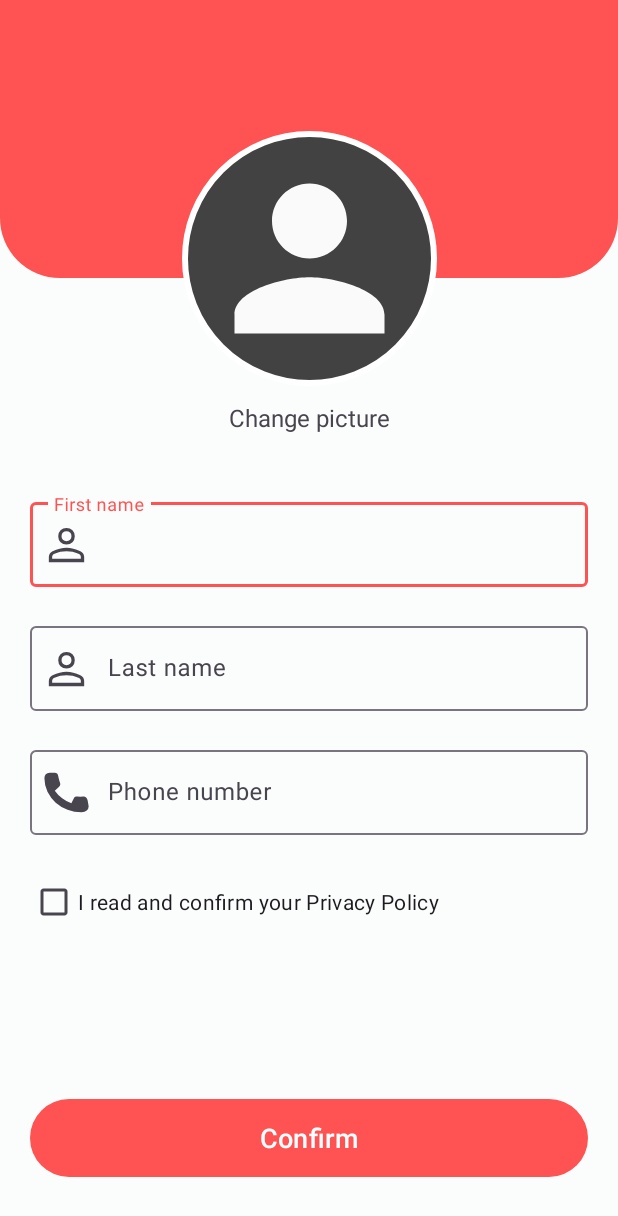
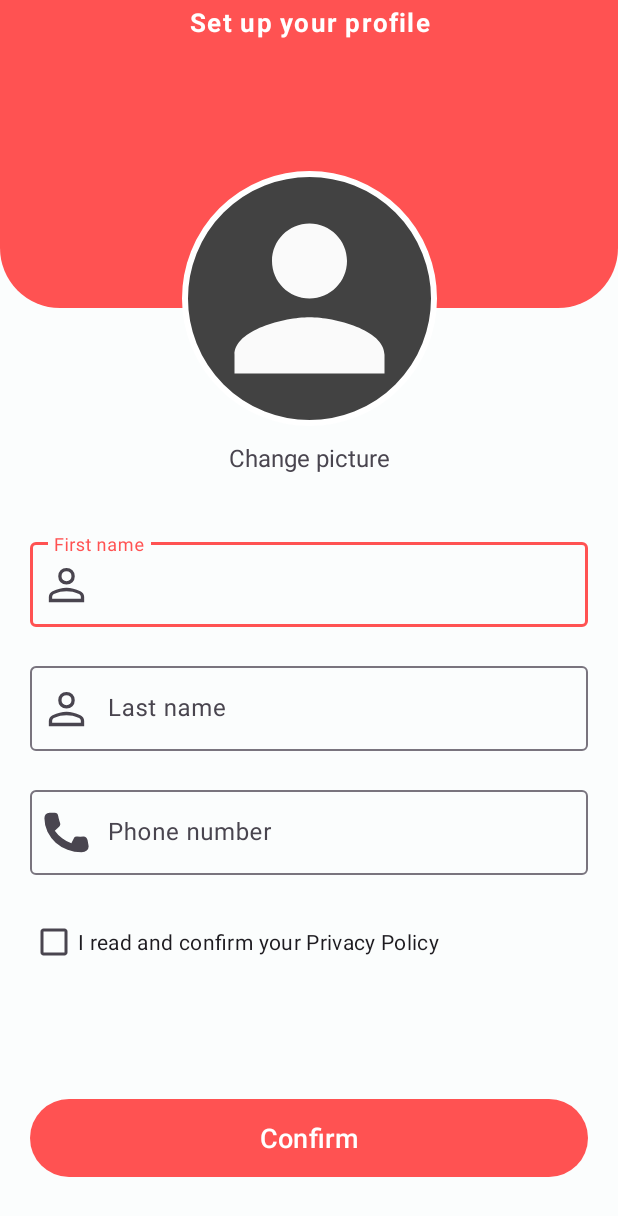
Before and after one commit to yaroslavlebid/MyHome, an Android app: the fragment EditProfileFragment shown on its own in the app's theme, on a phone screen of 412 x 824 dp. Shown: the top 1216 px of the screen. Run offline under Robolectric (Android 15) with nearby library versions, the phone set to English and light mode, and no system bars; our stand-ins replace Firebase (no records; nobody signed in at launch, a user with empty details on screens opened directly), Timber.

Commit message:
implemented login nav graph

```diff
--- a/app/build.gradle
+++ b/app/build.gradle
@@ -3,6 +3,7 @@ plugins {
     id 'kotlin-android'
     id 'com.google.gms.google-services'
     id 'com.google.android.libraries.mapsplatform.secrets-gradle-plugin'
+    id 'androidx.navigation.safeargs.kotlin'
 }
 
 android {
@@ -82,7 +83,7 @@ dependencies {
     // Search View
     implementation 'io.github.lapism:search:1.2.1'
 
-    // Kotlin
+    // Navigation
     implementation "androidx.navigation:navigation-fragment-ktx:$nav_version"
     implementation "androidx.navigation:navigation-ui-ktx:$nav_version"
 
--- a/app/src/main/java/yaroslavlebid/apps/myhome/ui/home/HomeActivity.kt
+++ b/app/src/main/java/yaroslavlebid/apps/myhome/ui/home/HomeActivity.kt
@@ -5,13 +5,8 @@ import android.content.Intent
 import android.os.Bundle
 import androidx.appcompat.app.AppCompatActivity
 import androidx.core.content.ContextCompat.startActivity
-import com.google.firebase.auth.FirebaseAuth
-import yaroslavlebid.apps.myhome.R
 import yaroslavlebid.apps.myhome.databinding.ActivityHomeBinding
 import yaroslavlebid.apps.myhome.ui.apartments.ApartmentListFragment
-import yaroslavlebid.apps.myhome.ui.login.LoginActivity
-import yaroslavlebid.apps.myhome.ui.login.sign_in.SignInFragment
-import yaroslavlebid.apps.myhome.ui.profile.ProfileSetupFragment
 
 class HomeActivity : AppCompatActivity() {
 
--- a/app/src/main/java/yaroslavlebid/apps/myhome/ui/profile/ProfileSetupFragment.kt
+++ b/app/src/main/java/yaroslavlebid/apps/myhome/ui/profile/EditProfileFragment.kt
@@ -1,32 +1,22 @@
 package yaroslavlebid.apps.myhome.ui.profile
 
-import android.net.Uri
 import android.os.Bundle
 import android.view.View
-import android.widget.Toast
-import androidx.annotation.IdRes
 import androidx.fragment.app.Fragment
-import androidx.fragment.app.FragmentManager
-import com.yanzhenjie.album.Album
 import org.koin.androidx.viewmodel.ext.android.viewModel
-import timber.log.Timber
 import yaroslavlebid.apps.myhome.R
-import yaroslavlebid.apps.myhome.databinding.FragmentProfileSetupBinding
-import yaroslavlebid.apps.myhome.ui.home.HomeActivity
-import java.io.File
-
-import yaroslavlebid.apps.myhome.utils.*
+import yaroslavlebid.apps.myhome.databinding.FragmentEditProfileBinding
 
 
-class ProfileSetupFragment : Fragment(R.layout.fragment_profile_setup) {
+class EditProfileFragment : Fragment(R.layout.fragment_edit_profile) {
 
     private val profileViewModel: ProfileViewModel by viewModel()
 
-    private lateinit var binding: FragmentProfileSetupBinding
+    private lateinit var binding: FragmentEditProfileBinding
 
     override fun onViewCreated(view: View, savedInstanceState: Bundle?) {
         super.onViewCreated(view, savedInstanceState)
-        binding = FragmentProfileSetupBinding.bind(view)
+        binding = FragmentEditProfileBinding.bind(view)
 
         /*initListenters(binding)
         initObservers(binding)*/
@@ -115,12 +105,4 @@ class ProfileSetupFragment : Fragment(R.layout.fragment_profile_setup) {
             .start()
     }
 */
-    companion object {
-        fun show(fragmentManager: FragmentManager, @IdRes container: Int) {
-           fragmentManager.beginTransaction()
-                .add(container, ProfileSetupFragment())
-                .addToBackStack(null)
-                .commit()
-        }
-    }
 }
--- a/app/src/main/res/layout/activity_login.xml
+++ b/app/src/main/res/layout/activity_login.xml
@@ -6,15 +6,17 @@
     android:layout_height="match_parent"
     tools:context=".ui.login.LoginActivity">
 
-    <FrameLayout
+    <androidx.fragment.app.FragmentContainerView
         android:id="@+id/fragmentContainer"
         android:layout_width="match_parent"
         android:layout_height="match_parent"
+        android:name="androidx.navigation.fragment.NavHostFragment"
+        app:navGraph="@navigation/nav_graph_login"
         app:layout_constraintBottom_toBottomOf="parent"
         app:layout_constraintEnd_toEndOf="parent"
         app:layout_constraintStart_toStartOf="parent"
         app:layout_constraintTop_toTopOf="parent">
-    </FrameLayout>
+    </androidx.fragment.app.FragmentContainerView>
 
 
 </androidx.constraintlayout.widget.ConstraintLayout>
--- a/app/src/main/res/layout/activity_profile.xml
+++ b/app/src/main/res/layout/activity_profile.xml
@@ -19,6 +19,7 @@
         </FrameLayout>
 
         <com.google.android.material.textview.MaterialTextView
+            android:id="@+id/title_text"
             android:layout_width="wrap_content"
             android:layout_height="wrap_content"
             android:text="Set up your profile"
--- a/app/src/main/res/layout/profile_header.xml
+++ b/app/src/main/res/layout/profile_header.xml
@@ -4,14 +4,25 @@
     android:layout_width="match_parent"
     android:layout_height="wrap_content">
 
+    <com.google.android.material.textview.MaterialTextView
+        android:id="@+id/title_text"
+        android:layout_width="match_parent"
+        android:layout_height="30dp"
+        android:gravity="center"
+        style="@style/Theme.MyHome.MyProfileTitle"
+        android:text="Set up your profile"
+        app:layout_constraintEnd_toEndOf="parent"
+        app:layout_constraintStart_toStartOf="parent"
+        app:layout_constraintTop_toTopOf="parent" />
+
     <View
         android:id="@+id/view"
         android:layout_width="match_parent"
-        android:layout_height="185dp"
+        android:layout_height="175dp"
         android:background="@drawable/profile_header_background"
         app:layout_constraintEnd_toEndOf="parent"
         app:layout_constraintStart_toStartOf="parent"
-        app:layout_constraintTop_toTopOf="parent"></View>
+        app:layout_constraintTop_toBottomOf="@id/title_text"/>
 
     <RelativeLayout
         android:id="@+id/profile_photo_layout"
@@ -22,7 +33,7 @@
         app:layout_constraintEnd_toEndOf="parent"
         app:layout_constraintStart_toStartOf="parent"
         app:layout_constraintTop_toTopOf="@id/view"
-        app:layout_constraintVertical_bias="5.7">
+        app:layout_constraintVertical_bias="15.7">
 
         <androidx.appcompat.widget.AppCompatImageView
             android:id="@+id/profile_image"
--- a/app/src/main/res/values-night/themes.xml
+++ b/app/src/main/res/values-night/themes.xml
@@ -40,4 +40,12 @@
         <item name="strokeWidth">1dp</item>
     </style>
 
+    <style name="Theme.MyHome.MyProfileTitle">
+        <item name="android:letterSpacing">0.05</item>
+        <item name="android:textColor">@color/white</item>
+        <item name="android:background">@color/md_theme_dark_primary</item>
+        <item name="android:textSize">17sp</item>
+        <item name="android:textStyle">bold</item>
+    </style>
+
 </resources>
--- a/app/src/main/res/values/themes.xml
+++ b/app/src/main/res/values/themes.xml
@@ -104,4 +104,12 @@
         <item name="android:letterSpacing">0.03</item>
     </style>
 
+    <style name="Theme.MyHome.MyProfileTitle">
+        <item name="android:letterSpacing">0.05</item>
+        <item name="android:textColor">@color/white</item>
+        <item name="android:background">@color/md_theme_light_primary</item>
+        <item name="android:textSize">17sp</item>
+        <item name="android:textStyle">bold</item>
+    </style>
+
 </resources>
--- a/build.gradle
+++ b/build.gradle
@@ -10,6 +10,8 @@ buildscript {
         classpath 'com.google.gms:google-services:4.3.10'
         classpath "com.google.android.libraries.mapsplatform.secrets-gradle-plugin:secrets-gradle-plugin:2.0.1"
 
+        def nav_version = "2.4.2"
+        classpath "androidx.navigation:navigation-safe-args-gradle-plugin:$nav_version"
         // NOTE: Do not place your application dependencies here; they belong
         // in the individual module build.gradle files
     }
```
Also changed, not shown: app/src/main/java/yaroslavlebid/apps/myhome/ui/login/LoginActivity.kt (+2 -22 lines), app/src/main/java/yaroslavlebid/apps/myhome/ui/login/sign_in/SignInFragment.kt (+6 -2 lines), app/src/main/java/yaroslavlebid/apps/myhome/ui/login/sign_up/SignUpFragment.kt (+8 -13 lines), app/src/main/java/yaroslavlebid/apps/myhome/ui/profile/NewProfileFragment.kt (added, +8 -0 lines), app/src/main/java/yaroslavlebid/apps/myhome/ui/profile/ProfileActivity.kt (deleted, +0 -29 lines), app/src/main/res/layout/fragment_new_profile.xml (added, +36 -0 lines), app/src/main/res/navigation/nav_graph_login.xml (added, +40 -0 lines), app/src/main/res/layout/fragment_edit_profile.xml (renamed from app/src/main/res/layout/fragment_profile_setup.xml).
